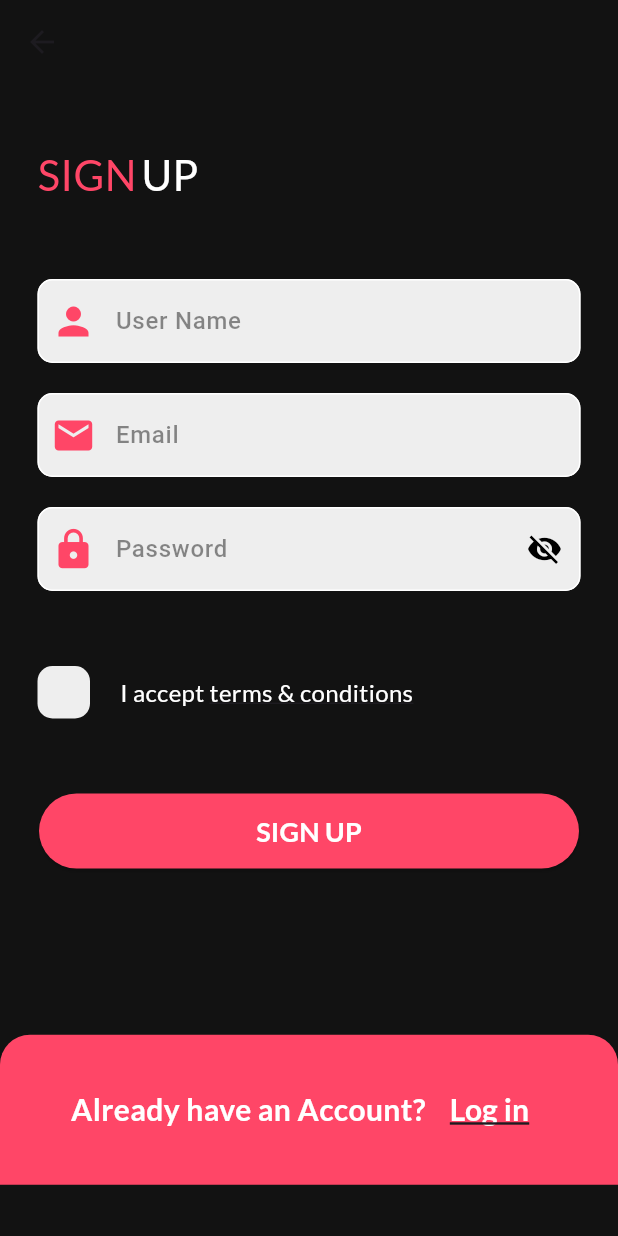
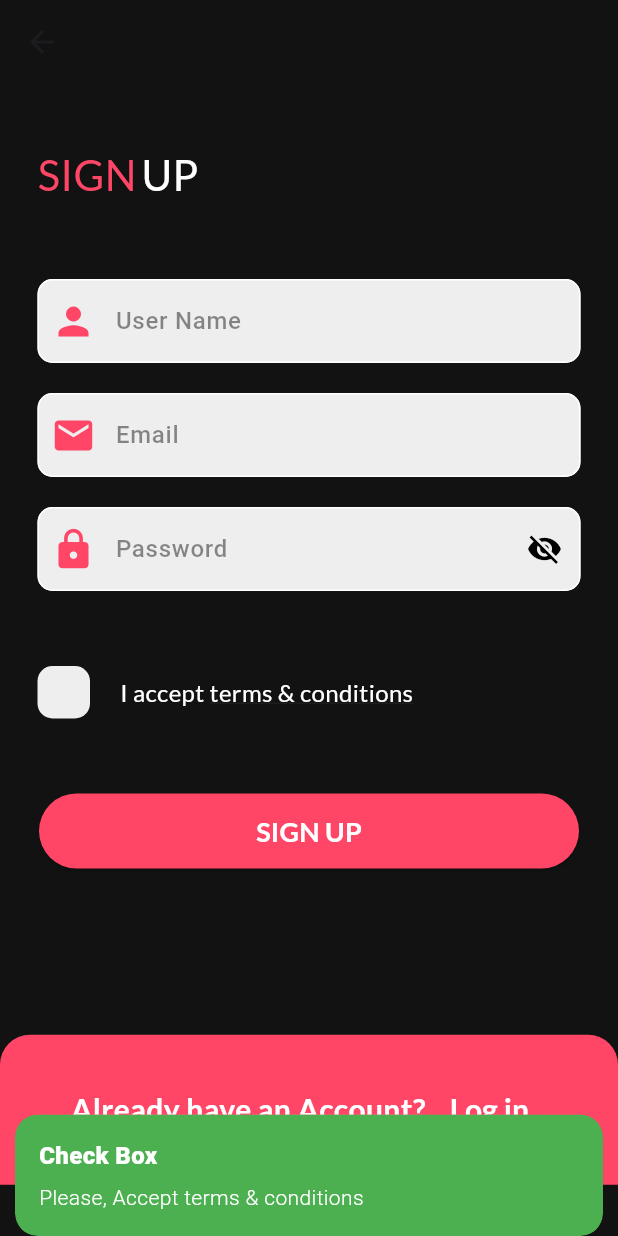
Before and after one commit to Saif-hadd/Chat_app, a Flutter app: the SignUpScreen screen opened by its route, after a tap on "SIGN UP", on a phone screen of 412 x 824 dp. Run offline on Flutter 3.47's test engine with Material 3 defaults, Android fonts, the phone set to English and light mode, and no system bars; our stand-ins replace firebase_auth, firebase_core, get, get_storage, google_fonts, google_sign_in; missing offline and left inert: flutter_facebook_auth; accounts and stored records are empty.

```diff
--- /dev/null
+++ b/lib/model/facebook_model.dart
@@ -0,0 +1,44 @@
+// {
+//  "name": "Open Graph Test User",
+//  "email": "open_jygexjs_user@tfbnw.net",
+//  "picture": {
+//    "data": {
+//      "height": 126,
+//      "url": "https://scontent.fuio21-1.fna.fbcdn.net/v/t1.30497-1/s200x200/84628273_176159830277856_972693363922829312_n.jpg",
+//      "width": 200
+//    }
+//  },
+//  "id": "136742241592917"
+// }
+
+class FaceBookModel {
+  final String? name;
+  final String? email;
+  final String? id;
+  final FaceBookPhotoModel? faceBookPhotoModel;
+
+  FaceBookModel({this.name, this.email, this.id, this.faceBookPhotoModel});
+
+  factory FaceBookModel.fromJson(Map<String, dynamic> json) => FaceBookModel(
+        email: json['email'],
+        name: json['name'],
+        id: json['id'],
+        faceBookPhotoModel:
+            FaceBookPhotoModel.fromJson(json['picture']['data']),
+      );
+}
+
+class FaceBookPhotoModel {
+  final String? url;
+  final int? height;
+  final int? widht;
+
+  FaceBookPhotoModel({this.url, this.height, this.widht});
+
+  factory FaceBookPhotoModel.fromJson(Map<String, dynamic> json) =>
+      FaceBookPhotoModel(
+        url: json['url'],
+        widht: json['width'],
+        height: json['height'],
+      );
+}
--- a/lib/view/screens/auth/signup_screen.dart
+++ b/lib/view/screens/auth/signup_screen.dart
@@ -119,7 +119,7 @@ class SignUpScreen extends StatelessWidget {
                             return AuthTextFromField(
                               controller: passwordController,
                               obscureText:
-                                  controller.isVisibility ? false : true,
+                                  controller.isVisibilty ? false : true,
                               validator: (value) {
                                 if (value.toString().length < 6) {
                                   return 'Password should be longer or equal to 6 characters';
@@ -139,7 +139,7 @@ class SignUpScreen extends StatelessWidget {
                                 onPressed: () {
                                   controller.visibility();
                                 },
-                                icon: controller.isVisibility
+                                icon: controller.isVisibilty
                                     ? const Icon(
                                         Icons.visibility,
                                         color: Colors.black,
@@ -163,26 +163,26 @@ class SignUpScreen extends StatelessWidget {
                           builder: (_) {
                             return AuthButton(
                               onPressed: () {
-                                // if (controller.isCheckBox == false) {
-                                //   Get.snackbar(
-                                //     "Check Box",
-                                //     "Please, Accept terms & conditions",
-                                //     snackPosition: SnackPosition.BOTTOM,
-                                //     backgroundColor: Colors.green,
-                                //     colorText: Colors.white,
-                                //   );
-                                // } else if (fromKey.currentState!.validate()) {
-                                //   String name = nameController.text.trim();
-                                //   String email = emailController.text.trim();
-                                //   String password = passwordController.text;
-                                //   controller.signUpUsingFirebase(
-                                //     name: name,
-                                //     email: email,
-                                //     password: password,
-                                //   );
+                                if (controller.isCheckBox == false) {
+                                  Get.snackbar(
+                                    "Check Box",
+                                    "Please, Accept terms & conditions",
+                                    snackPosition: SnackPosition.BOTTOM,
+                                    backgroundColor: Colors.green,
+                                    colorText: Colors.white,
+                                  );
+                                } else if (fromKey.currentState!.validate()) {
+                                  String name = nameController.text.trim();
+                                  String email = emailController.text.trim();
+                                  String password = passwordController.text;
+                                  controller.signUpUsingFirebase(
+                                    name: name,
+                                    email: email,
+                                    password: password,
+                                  );
 
-                                //   controller.isCheckBox = true;
-                                // }
+                                  controller.isCheckBox = true;
+                                }
                               },
                               text: "SIGN UP",
                             );
```
Also changed, not shown: lib/logic/controllers/auth_controller.dart (+204 -125 lines), lib/main.dart (+7 -1 lines), lib/view/screens/auth/forget_password_screen.dart (+8 -4 lines), lib/view/screens/auth/login_screen.dart (+10 -10 lines), 5 other files.
